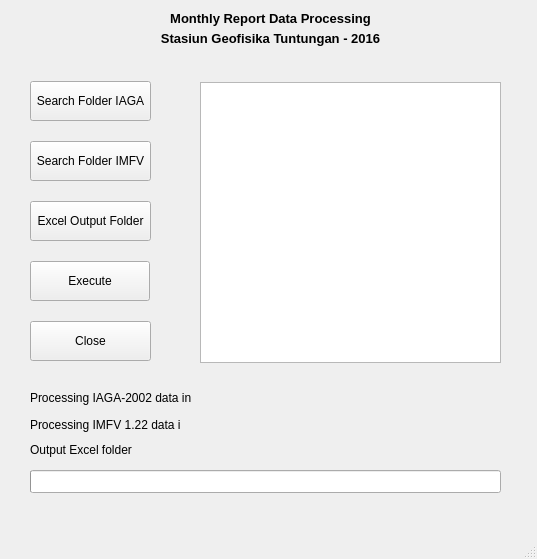
First picture: the form in gui.ui, repository ragabhumi/MRDP, before the edit.
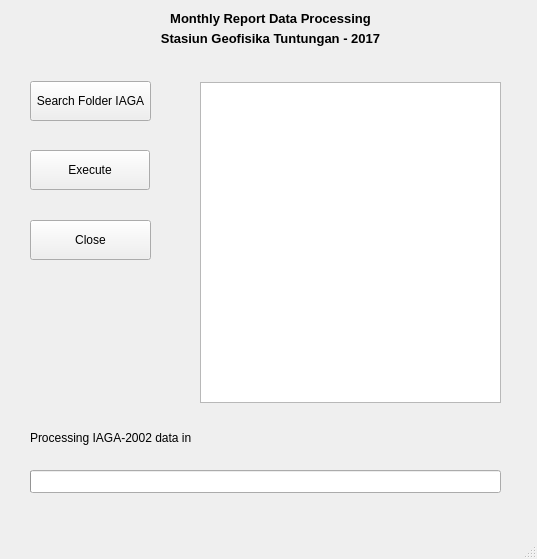
Second picture: the form after the edit. Icons and pictures are not drawn.

Diff of the .ui file:
```diff
--- a/gui.ui
+++ b/gui.ui
@@ -54,7 +54,7 @@
     <property name="geometry">
      <rect>
       <x>30</x>
-      <y>261</y>
+      <y>150</y>
       <width>120</width>
       <height>40</height>
      </rect>
@@ -103,7 +103,7 @@
      </font>
     </property>
     <property name="text">
-     <string>Stasiun Geofisika Tuntungan - 2016</string>
+     <string>Stasiun Geofisika Tuntungan - 2017</string>
     </property>
     <property name="alignment">
      <set>Qt::AlignCenter</set>
@@ -113,7 +113,7 @@
     <property name="geometry">
      <rect>
       <x>190</x>
-      <y>390</y>
+      <y>430</y>
       <width>311</width>
       <height>16</height>
      </rect>
@@ -126,7 +126,7 @@
     <property name="geometry">
      <rect>
       <x>30</x>
-      <y>321</y>
+      <y>220</y>
       <width>121</width>
       <height>40</height>
      </rect>
@@ -139,7 +139,7 @@
     <property name="geometry">
      <rect>
       <x>30</x>
-      <y>390</y>
+      <y>430</y>
       <width>161</width>
       <height>16</height>
      </rect>
@@ -167,91 +167,13 @@
       <x>200</x>
       <y>82</y>
       <width>301</width>
-      <height>281</height>
+      <height>321</height>
      </rect>
     </property>
     <property name="readOnly">
      <bool>true</bool>
     </property>
    </widget>
-   <widget class="QPushButton" name="SearchButtonIMFV">
-    <property name="geometry">
-     <rect>
-      <x>30</x>
-      <y>141</y>
-      <width>121</width>
-      <height>40</height>
-     </rect>
-    </property>
-    <property name="text">
-     <string>Search Folder IMFV</string>
-    </property>
-   </widget>
-   <widget class="QLabel" name="labelfolder_4">
-    <property name="geometry">
-     <rect>
-      <x>30</x>
-      <y>410</y>
-      <width>151</width>
-      <height>30</height>
-     </rect>
-    </property>
-    <property name="text">
-     <string>Processing IMFV 1.22 data in  :</string>
-    </property>
-   </widget>
-   <widget class="QLabel" name="labelfolderIMFV">
-    <property name="geometry">
-     <rect>
-      <x>190</x>
-      <y>410</y>
-      <width>311</width>
-      <height>30</height>
-     </rect>
-    </property>
-    <property name="text">
-     <string/>
-    </property>
-   </widget>
-   <widget class="QPushButton" name="SearchButtonExcel">
-    <property name="geometry">
-     <rect>
-      <x>30</x>
-      <y>201</y>
-      <width>121</width>
-      <height>40</height>
-     </rect>
-    </property>
-    <property name="text">
-     <string>Excel Output Folder</string>
-    </property>
-   </widget>
-   <widget class="QLabel" name="labelfolderExcel">
-    <property name="geometry">
-     <rect>
-      <x>190</x>
-      <y>440</y>
-      <width>311</width>
-      <height>20</height>
-     </rect>
-    </property>
-    <property name="text">
-     <string/>
-    </property>
-   </widget>
-   <widget class="QLabel" name="labelfolder_5">
-    <property name="geometry">
-     <rect>
-      <x>30</x>
-      <y>440</y>
-      <width>161</width>
-      <height>20</height>
-     </rect>
-    </property>
-    <property name="text">
-     <string>Output Excel folder                  :</string>
-    </property>
-   </widget>
   </widget>
   <widget class="QMenuBar" name="menubar">
    <property name="geometry">
```
Left out of the diff: 2 changed lines with no effect on the pictures.
